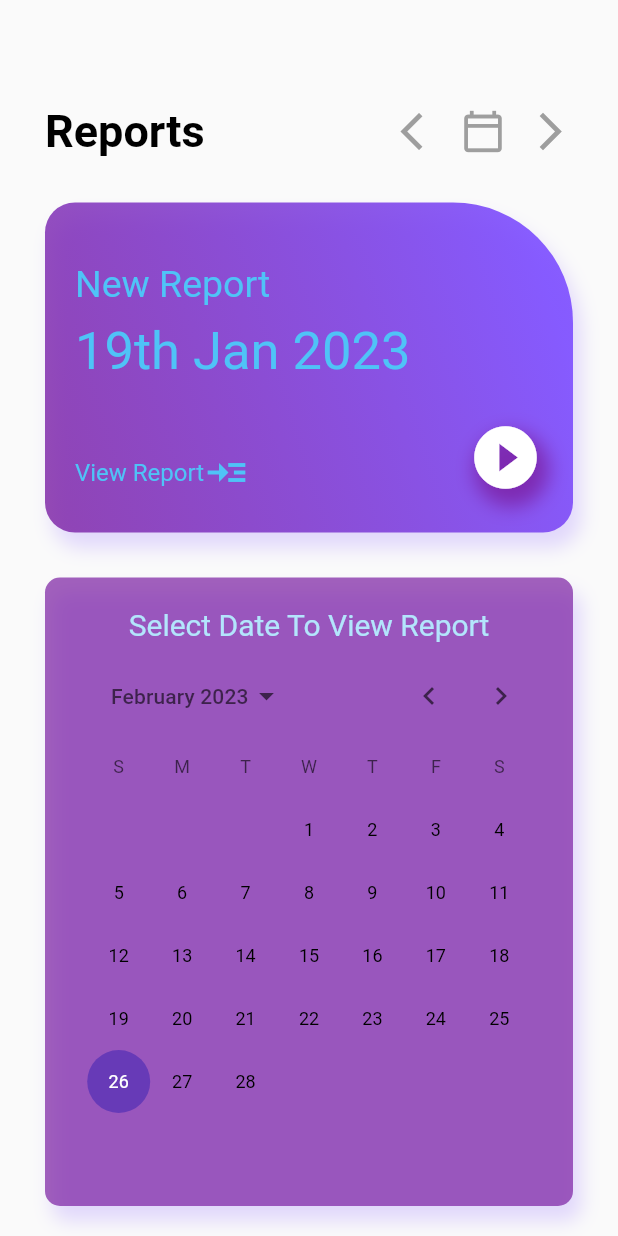
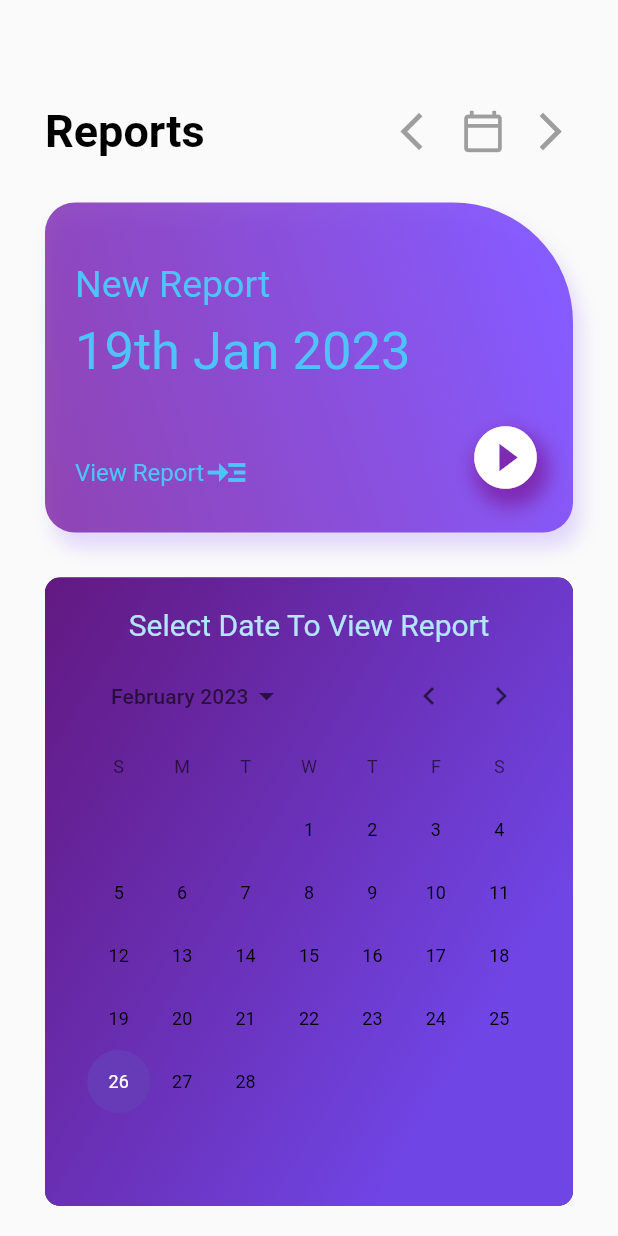
Before and after one commit to JosephLahiru/mcms_app, a Flutter app: the Reports screen opened directly, on a phone screen of 412 x 824 dp. Run offline on Flutter 3.47's test engine with Material 2 defaults, Android fonts, the phone set to English and light mode, and no system bars.

Commit message:
modify calender

```diff
--- a/lib/assets/color.dart
+++ b/lib/assets/color.dart
@@ -38,4 +38,7 @@
   static const Color transparentRed = Color(0x80D32F2F);
   static const Color gradientpurplefirst = Color(0xFF7B1FA2);
   static const Color gradientpurplesecond = Color(0xFF7C4DFF);
+  static const Color gradientpurplethird = Color(0xFF651FFF);
+  static const Color gradientpurplefourth = Color(0xFF6200EA);
+  static const Color gradientpurplefifth = Color(0xFF7C4DFF);
 }
--- a/lib/screens/reports.dart
+++ b/lib/screens/reports.dart
@@ -132,7 +132,14 @@
               Container(
                 width: MediaQuery.of(context).size.width,
                 decoration: BoxDecoration(
-                  color: color.AppColors.gradientpurplefirst.withOpacity(0.7),
+                  gradient: LinearGradient(
+                    begin: Alignment.topLeft,
+                    end: Alignment.centerRight,
+                    colors: [
+                      color.AppColors.gradientpurplefirst.withOpacity(0.8),
+                      color.AppColors.gradientpurplesecond.withOpacity(0.9),
+                    ],
+                  ),
                   borderRadius: BorderRadius.only(
                     topLeft: Radius.circular(10.0),
                     topRight: Radius.circular(10.0),
@@ -141,9 +148,7 @@
                   ),
                   boxShadow: [
                     BoxShadow(
-                      color: color.AppColors.gradientpurplesecond.withOpacity(0.2),
-                      blurRadius: 10,
-                      offset: Offset(5, 10), // changes position of shadow
+                      // changes position of shadow
                     ),
                   ],
                 ),
```
